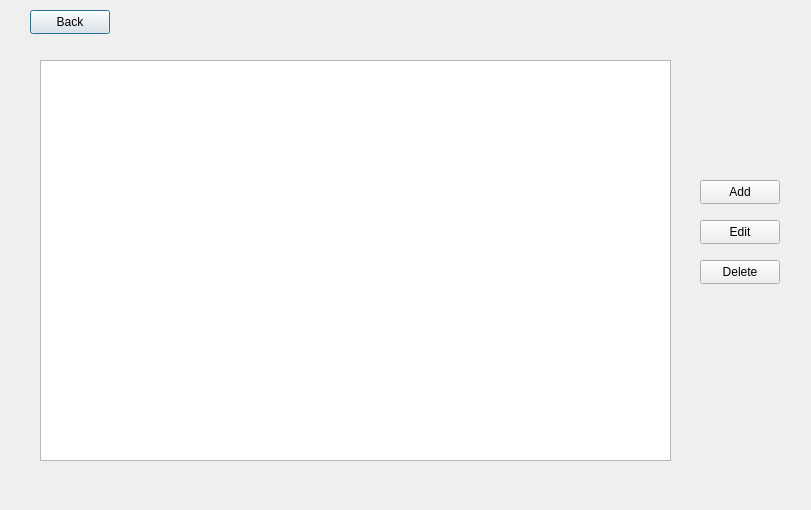
This is movie/movietimetable.ui in RomanMusijowski/CinemaApp as Qt 5 draws it before an edit. The edited form follows.
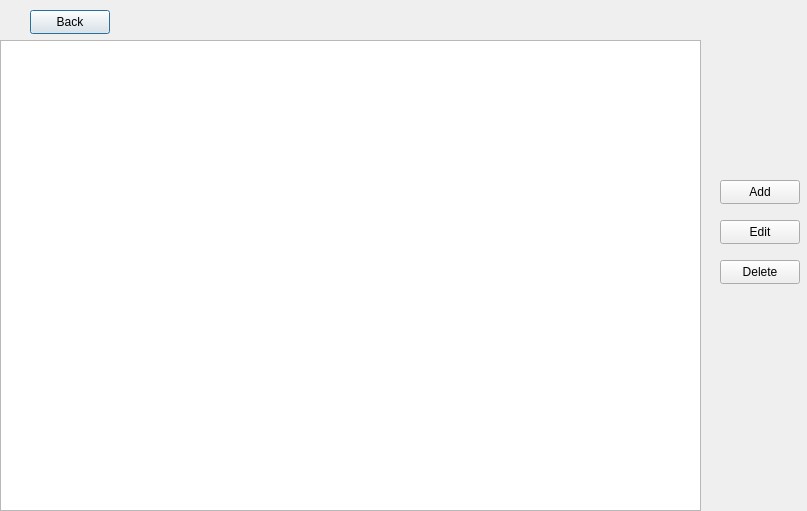
This is the edited form.

```diff
--- a/movie/movietimetable.ui
+++ b/movie/movietimetable.ui
@@ -6,8 +6,8 @@
    <rect>
     <x>0</x>
     <y>0</y>
-    <width>811</width>
-    <height>510</height>
+    <width>807</width>
+    <height>511</height>
    </rect>
   </property>
   <property name="windowTitle">
@@ -29,17 +29,17 @@
   <widget class="QTableWidget" name="tableWidget">
    <property name="geometry">
     <rect>
-     <x>40</x>
-     <y>60</y>
-     <width>631</width>
-     <height>401</height>
+     <x>0</x>
+     <y>40</y>
+     <width>701</width>
+     <height>471</height>
     </rect>
    </property>
   </widget>
   <widget class="QPushButton" name="edit">
    <property name="geometry">
     <rect>
-     <x>700</x>
+     <x>720</x>
      <y>220</y>
      <width>80</width>
      <height>24</height>
@@ -52,7 +52,7 @@
   <widget class="QPushButton" name="add">
    <property name="geometry">
     <rect>
-     <x>700</x>
+     <x>720</x>
      <y>180</y>
      <width>80</width>
      <height>24</height>
@@ -65,7 +65,7 @@
   <widget class="QPushButton" name="delete_2">
    <property name="geometry">
     <rect>
-     <x>700</x>
+     <x>720</x>
      <y>260</y>
      <width>80</width>
      <height>24</height>
```
